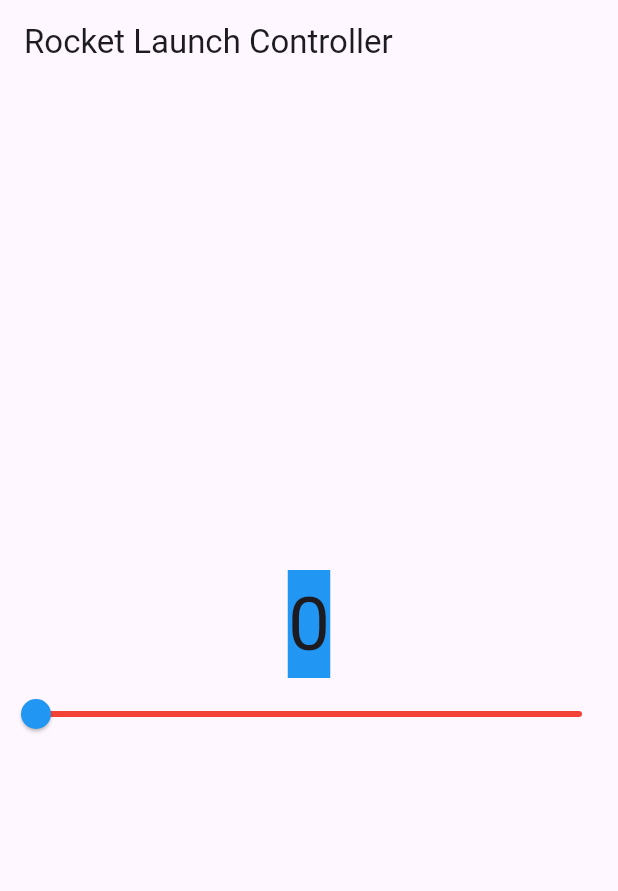
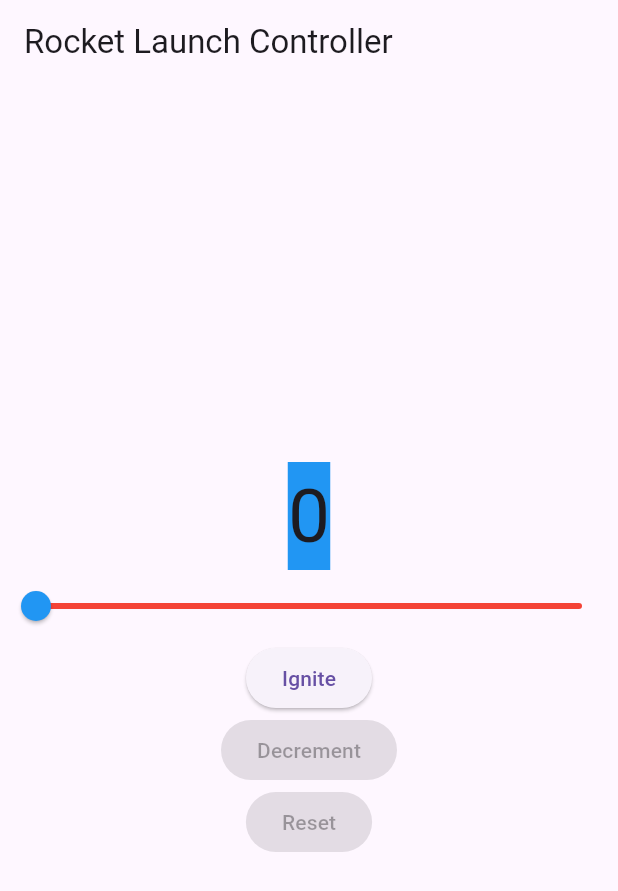
Before and after one commit to JulianBoolean03/Inclass6V2, a Flutter app: the screen it shows after launch, on a phone screen of 412 x 824 dp. Shown: the top 891 px of the screen. Run offline on Flutter 3.47's test engine with Material 3 defaults, Android fonts, the phone set to English and light mode, and no system bars.

Commit message:
my chnages

```diff
--- a/ic6v2/lib/main.dart
+++ b/ic6v2/lib/main.dart
@@ -10,18 +10,19 @@ class MyApp extends StatelessWidget {
     return MaterialApp(
       title: 'Rocket Launch Controller',
       theme: ThemeData(primarySwatch: Colors.blue),
-      home: CounterWidget(),
+      home: const CounterWidget(),
     );
   }
 }
 
 class CounterWidget extends StatefulWidget {
+  const CounterWidget({super.key});
+
   @override
   _CounterWidgetState createState() => _CounterWidgetState();
 }
 
 class _CounterWidgetState extends State<CounterWidget> {
-  // set counter value
   int _counter = 0;
 
   @override
@@ -49,6 +50,36 @@ class _CounterWidgetState extends State<CounterWidget> {
             activeColor: Colors.blue,
             inactiveColor: Colors.red,
           ),
+          ElevatedButton(
+            onPressed: _counter < 100
+                ? () {
+                    setState(() {
+                      _counter++;
+                    });
+                  }
+                : null,
+            child: const Text('Ignite'),
+          ),
+          ElevatedButton(
+            onPressed: _counter > 0
+                ? () {
+                    setState(() {
+                      _counter--;
+                    });
+                  }
+                : null,
+            child: const Text('Decrement'),
+          ),
+          ElevatedButton(
+            onPressed: _counter != 0
+                ? () {
+                    setState(() {
+                      _counter = 0;
+                    });
+                  }
+                : null,
+            child: const Text('Reset'),
+          ),
         ],
       ),
     );
```
Also changed, not shown: 1 other file.
